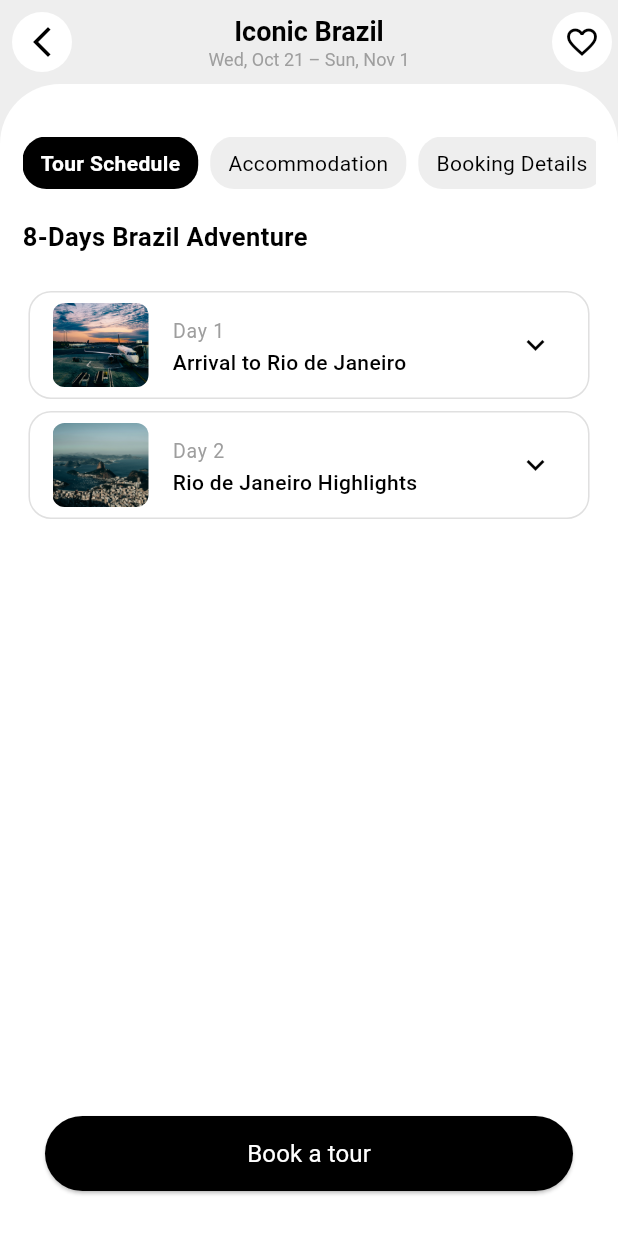
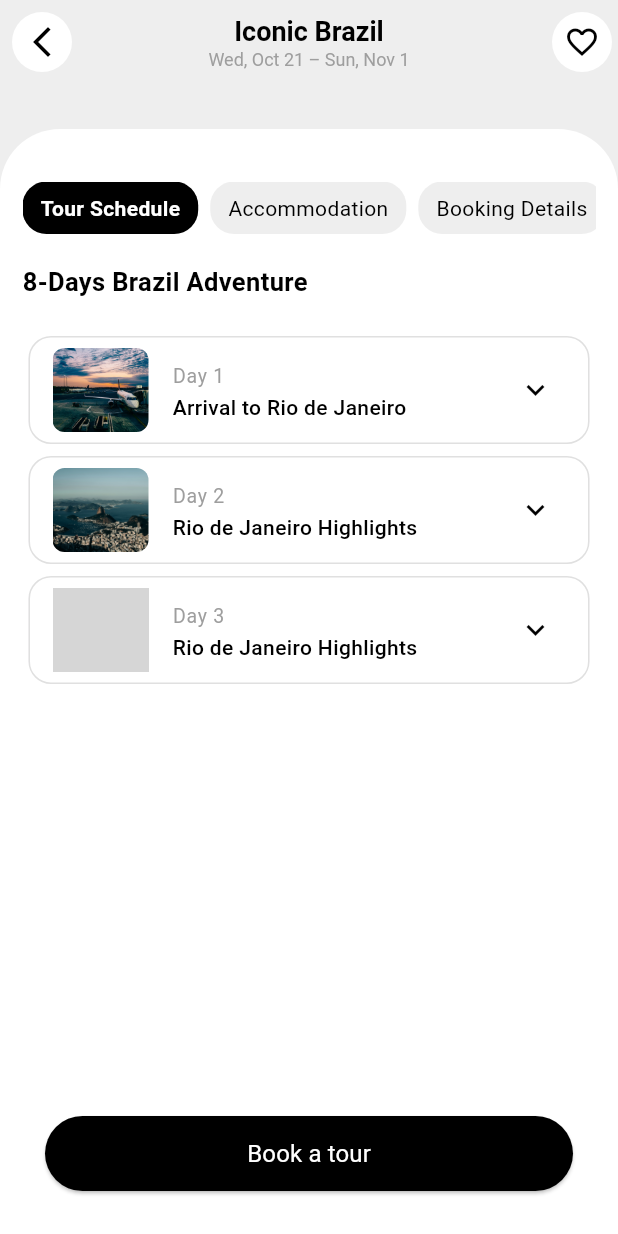
Before and after one commit to Moamen-ahmed-13/task, a Flutter app: the screen it shows once a user with an empty profile is signed in, after a tap on "Home", on a phone screen of 412 x 824 dp. Run offline on Flutter 3.47's test engine with Material 3 defaults, Android fonts, the phone set to English and light mode, and no system bars; our stand-ins replace firebase_auth, firebase_core, get, google_sign_in; accounts and stored records are empty; grey boxes are pictures that could not be loaded.

Commit message:
details screen controller error fixed

```diff
--- a/lib/core/bindings/bindings.dart
+++ b/lib/core/bindings/bindings.dart
@@ -6,6 +6,6 @@ class Binding extends Bindings {
   @override
   void dependencies() {
     Get.lazyPut(() => AuthController());
-    Get.lazyPut(() => DetailsController());
+    Get.lazyPut(() => DetailsController(),fenix: true);
   }
 }
--- a/lib/core/routes/routes.dart
+++ b/lib/core/routes/routes.dart
@@ -1,4 +1,5 @@
 import 'package:get/get.dart';
+import 'package:task/core/bindings/bindings.dart';
 import 'package:task/presentation/screens/auth/forget_password.dart';
 import 'package:task/presentation/screens/auth/signin.dart';
 import 'package:task/presentation/screens/auth/signup.dart';
@@ -33,6 +34,7 @@ class AppRoutes {
     GetPage(
       name: Routes.detailsScreen,
       page: () => DetailsScreen(),
+      binding: Binding(),
     ),
   ];
 }
--- a/lib/presentation/controller/details_controller.dart
+++ b/lib/presentation/controller/details_controller.dart
@@ -19,6 +19,14 @@ class DetailsController extends GetxController {
       evening: "Enjoy a night at a samba club",
       imagePath: "assets/rio.jpg",
     ),
+    DetailsModel(
+      day: "Day 3",
+      title: "Rio de Janeiro Highlights",
+      morning: "Explore famous landmarks in the city",
+      afternoon: "Visit Christ the Redeemer and Sugarloaf Mountain",
+      evening: "Enjoy a night at a samba club",
+      imagePath: "assets/rio2.jpg",
+    ),
   ].obs;
 
   void toggleExpand(int index) {
--- a/lib/presentation/screens/pages/details.dart
+++ b/lib/presentation/screens/pages/details.dart
@@ -12,6 +12,7 @@ class DetailsScreen extends GetWidget<DetailsController> {
       backgroundColor: Colors.grey.shade200,
       appBar: _buildAppBar(),
       body: Container(
+        margin: const EdgeInsets.only(top: 30),
         padding: const EdgeInsets.all(15),
         decoration: BoxDecoration(
           color: Colors.white,
@@ -51,7 +52,9 @@ class DetailsScreen extends GetWidget<DetailsController> {
           Icons.arrow_back_ios_new,
           color: Colors.black,
         ),
-        onPressed: () {},
+        onPressed: () {
+          Get.back();
+        },
       ),
       title: const Column(
         crossAxisAlignment: CrossAxisAlignment.center,
```
Also changed, not shown: 1 other file.
